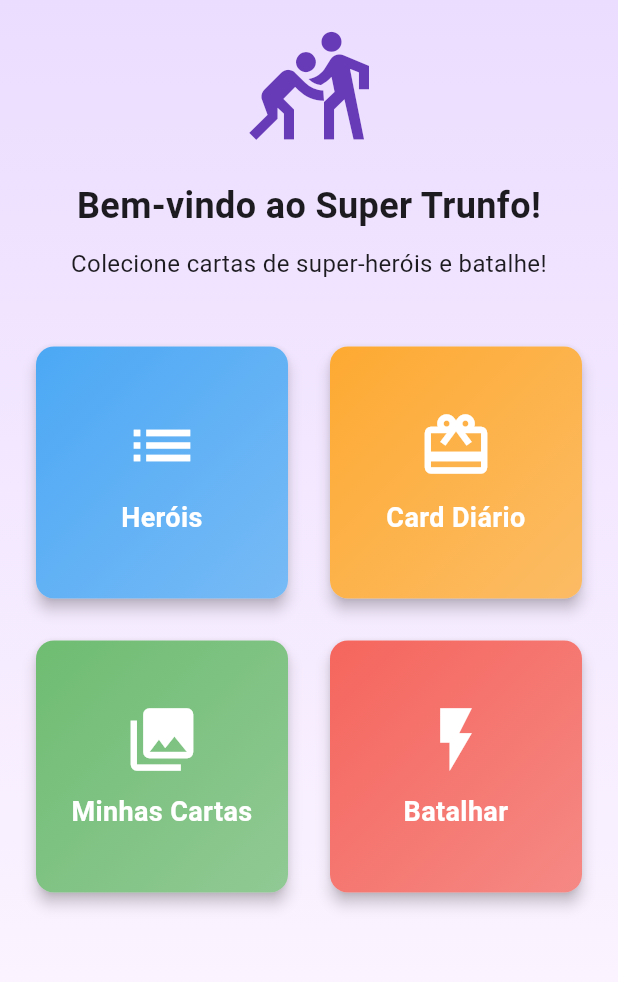
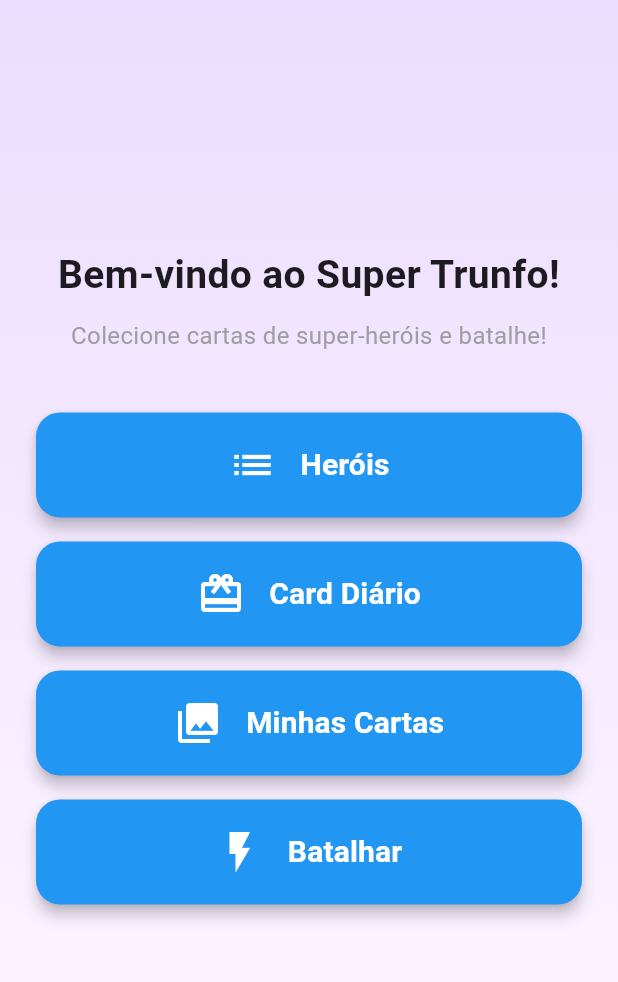
Before and after one commit to allefe1/SuperTrunfo_game, a Flutter app: the screen it shows after launch, on a phone screen of 412 x 824 dp, the part 84-1066 px from its top. Run offline on Flutter 3.47's test engine with Material 3 defaults, Android fonts, the light colour scheme and no system bars; our stand-ins replace awesome_dialog, cached_network_image, dio, floor, infinite_scroll_pagination, shared_preferences and 1 more; missing offline and left inert: primer_progress_bar; accounts and stored records are empty; generated files the repository leaves out were written again.

Commit message:
ajuste na interface

```diff
--- a/lib/providers/hero_provider.dart
+++ b/lib/providers/hero_provider.dart
@@ -215,7 +215,7 @@ class HeroProvider extends ChangeNotifier {
       final id = int.tryParse(idString);
       if (id != null) {
         try {
-          final hero = await getHeroById(id); // Agora usa cache também
+          final hero = await getHeroById(id);
           if (hero != null) {
             _myCards.add(hero);
           }
--- a/lib/screens/home_screen.dart
+++ b/lib/screens/home_screen.dart
@@ -1,4 +1,3 @@
-// lib/screens/home_screen.dart
 import 'package:flutter/material.dart';
 import 'package:provider/provider.dart';
 import '../providers/hero_provider.dart';
@@ -7,12 +6,15 @@ import 'daily_card_screen.dart';
 import 'my_cards_screen.dart';
 import 'battle_screen.dart';
 
+
 class HomeScreen extends StatefulWidget {
   const HomeScreen({super.key});
+
 
   @override
   State<HomeScreen> createState() => _HomeScreenState();
 }
+
 
 class _HomeScreenState extends State<HomeScreen> {
   @override
@@ -22,6 +24,7 @@ class _HomeScreenState extends State<HomeScreen> {
       context.read<HeroProvider>().loadLocalData();
     });
   }
+
 
   @override
   Widget build(BuildContext context) {
@@ -43,21 +46,16 @@ class _HomeScreenState extends State<HomeScreen> {
           ),
         ),
         child: SafeArea(
-          child: Padding(
-            padding: const EdgeInsets.all(20.0),
+          child: Center(
+            child: SingleChildScrollView(
+              padding: const EdgeInsets.symmetric(horizontal: 24, vertical: 20),
               child: Column(
                 mainAxisAlignment: MainAxisAlignment.center,
                 children: [
-                const Icon(
-                  Icons.sports_kabaddi,
-                  size: 80,
-                  color: Colors.deepPurple,
-                ),
-                const SizedBox(height: 20),
                   const Text(
                     'Bem-vindo ao Super Trunfo!',
                     style: TextStyle(
-                    fontSize: 24,
+                      fontSize: 26,
                       fontWeight: FontWeight.bold,
                     ),
                     textAlign: TextAlign.center,
@@ -65,48 +63,51 @@ class _HomeScreenState extends State<HomeScreen> {
                   const SizedBox(height: 10),
                   const Text(
                     'Colecione cartas de super-heróis e batalhe!',
-                  style: TextStyle(fontSize: 16),
+                    style: TextStyle(
+                      fontSize: 16,
+                      color: Colors.grey,
+                    ),
                     textAlign: TextAlign.center,
                   ),
                   const SizedBox(height: 40),
-                Expanded(
-                  child: GridView.count(
-                    crossAxisCount: 2,
-                    crossAxisSpacing: 20,
-                    mainAxisSpacing: 20,
-                    children: [
-                      _buildMenuCard(
+
+
+                  _buildMenuButton(
                     context,
                     title: 'Heróis',
                     icon: Icons.list,
                     color: Colors.blue,
                     onTap: () => _navigateToHeroesList(context),
                   ),
-                      _buildMenuCard(
+                  const SizedBox(height: 16),
+
+                  _buildMenuButton(
                     context,
                     title: 'Card Diário',
                     icon: Icons.card_giftcard,
-                        color: Colors.orange,
+                    color: Colors.blue,
                     onTap: () => _navigateToDailyCard(context),
                   ),
-                      _buildMenuCard(
+                  const SizedBox(height: 16),
+
+                  _buildMenuButton(
                     context,
                     title: 'Minhas Cartas',
                     icon: Icons.collections,
-                        color: Colors.green,
+                    color: Colors.blue,
                     onTap: () => _navigateToMyCards(context),
                   ),
-                      _buildMenuCard(
+                  const SizedBox(height: 16),
+
+                  _buildMenuButton(
                     context,
                     title: 'Batalhar',
                     icon: Icons.flash_on,
-                        color: Colors.red,
+                    color: Colors.blue,
                     onTap: () => _navigateToBattle(context),
                   ),
                 ],
               ),
-                ),
-              ],
             ),
           ),
         ),
@@ -114,54 +115,52 @@ class _HomeScreenState extends State<HomeScreen> {
     );
   }
 
-  Widget _buildMenuCard(
+
+  //construcao do botao
+  Widget _buildMenuButton(
     BuildContext context, {
     required String title,
     required IconData icon,
     required Color color,
     required VoidCallback onTap,
   }) {
-    return Card(
+    return SizedBox(
+      width: double.infinity,
+      height: 70,
+      child: ElevatedButton(
+        onPressed: onTap,
+        style: ElevatedButton.styleFrom(
+          backgroundColor: color,
+          foregroundColor: Colors.white,
           elevation: 4,
-      child: InkWell(
-        onTap: onTap,
-        borderRadius: BorderRadius.circular(12),
-        child: Container(
-          decoration: BoxDecoration(
-            borderRadius: BorderRadius.circular(12),
-            gradient: LinearGradient(
-              begin: Alignment.topLeft,
-              end: Alignment.bottomRight,
-              colors: [
-                color.withOpacity(0.8),
-                color.withOpacity(0.6),
-              ],
+          shape: RoundedRectangleBorder(
+            borderRadius: BorderRadius.circular(16),
           ),
+          padding: const EdgeInsets.symmetric(horizontal: 24, vertical: 16),
         ),
-          child: Column(
+        child: Row(
           mainAxisAlignment: MainAxisAlignment.center,
           children: [
             Icon(
               icon,
-                size: 50,
+              size: 32,
               color: Colors.white,
             ),
-              const SizedBox(height: 10),
+            const SizedBox(width: 16),
             Text(
               title,
               style: const TextStyle(
-                  fontSize: 18,
+                fontSize: 20,
                 fontWeight: FontWeight.bold,
                 color: Colors.white,
               ),
-                textAlign: TextAlign.center,
             ),
           ],
         ),
       ),
-      ),
     );
   }
+
 
   void _navigateToHeroesList(BuildContext context) {
     Navigator.push(
@@ -170,6 +169,7 @@ class _HomeScreenState extends State<HomeScreen> {
     );
   }
 
+
   void _navigateToDailyCard(BuildContext context) {
     Navigator.push(
       context,
@@ -177,12 +177,14 @@ class _HomeScreenState extends State<HomeScreen> {
     );
   }
 
+
   void _navigateToMyCards(BuildContext context) {
     Navigator.push(
       context,
       MaterialPageRoute(builder: (context) => const MyCardsScreen()),
     );
   }
+
 
   void _navigateToBattle(BuildContext context) {
     final provider = context.read<HeroProvider>();
```
Lines whose indentation alone changed are shown as unchanged.
